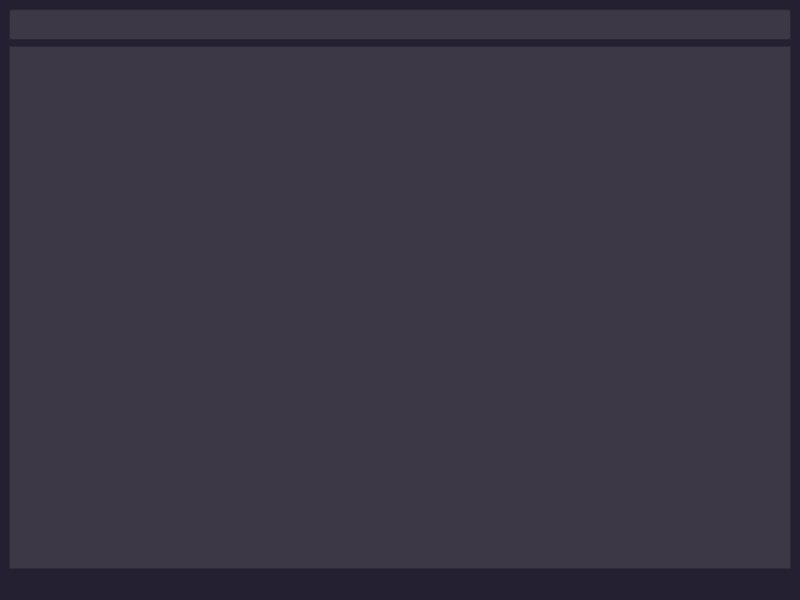
The window that mainwindow.ui (SamuelYoopiYo/KeyManager) describes before a commit, drawn with Qt 5.
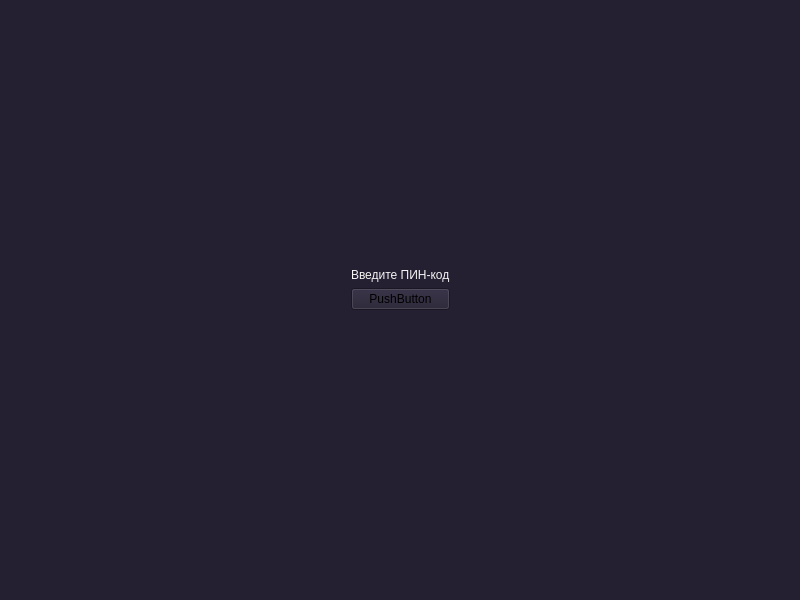
The same window after the commit.

Commit message: Починил расшифровку, вместо ПИНа - кнопка(временно)

What changed in the file:
```diff
--- a/mainwindow.ui
+++ b/mainwindow.ui
@@ -17,8 +17,15 @@
    <string notr="true">background-color: rgb(36, 31, 49);</string>
   </property>
   <widget class="QWidget" name="centralwidget">
-   <layout class="QVBoxLayout" name="verticalLayout">
-    <item>
+   <layout class="QGridLayout" name="gridLayout">
+    <item row="0" column="0">
+     <widget class="QStackedWidget" name="stackedWidget">
+      <property name="currentIndex">
+       <number>1</number>
+      </property>
+      <widget class="QWidget" name="page_3">
+       <layout class="QGridLayout" name="gridLayout_2">
+        <item row="0" column="0">
      <widget class="QLineEdit" name="lineEdit">
       <property name="font">
        <font>
@@ -31,12 +38,89 @@
       </property>
      </widget>
     </item>
-    <item>
+        <item row="1" column="0">
      <widget class="QListWidget" name="listWidget">
       <property name="styleSheet">
        <string notr="true">background-color: rgb(61, 56, 70);
 color: rgb(192, 191, 188);</string>
       </property>
+         </widget>
+        </item>
+       </layout>
+      </widget>
+      <widget class="QWidget" name="page_4">
+       <layout class="QGridLayout" name="gridLayout_3">
+        <item row="0" column="1">
+         <spacer name="verticalSpacer">
+          <property name="orientation">
+           <enum>Qt::Vertical</enum>
+          </property>
+          <property name="sizeHint" stdset="0">
+           <size>
+            <width>20</width>
+            <height>225</height>
+           </size>
+          </property>
+         </spacer>
+        </item>
+        <item row="1" column="1">
+         <widget class="QLabel" name="label">
+          <property name="styleSheet">
+           <string notr="true">color: rgb(246, 245, 244);</string>
+          </property>
+          <property name="text">
+           <string>Введите ПИН-код</string>
+          </property>
+         </widget>
+        </item>
+        <item row="2" column="0">
+         <spacer name="horizontalSpacer">
+          <property name="orientation">
+           <enum>Qt::Horizontal</enum>
+          </property>
+          <property name="sizeHint" stdset="0">
+           <size>
+            <width>248</width>
+            <height>20</height>
+           </size>
+          </property>
+         </spacer>
+        </item>
+        <item row="2" column="2">
+         <spacer name="horizontalSpacer_2">
+          <property name="orientation">
+           <enum>Qt::Horizontal</enum>
+          </property>
+          <property name="sizeHint" stdset="0">
+           <size>
+            <width>248</width>
+            <height>20</height>
+           </size>
+          </property>
+         </spacer>
+        </item>
+        <item row="3" column="1">
+         <spacer name="verticalSpacer_2">
+          <property name="orientation">
+           <enum>Qt::Vertical</enum>
+          </property>
+          <property name="sizeHint" stdset="0">
+           <size>
+            <width>20</width>
+            <height>224</height>
+           </size>
+          </property>
+         </spacer>
+        </item>
+        <item row="2" column="1">
+         <widget class="QPushButton" name="pushButton">
+          <property name="text">
+           <string>PushButton</string>
+          </property>
+         </widget>
+        </item>
+       </layout>
+      </widget>
      </widget>
     </item>
    </layout>
```
Lines whose indentation alone changed are shown as unchanged. The commit also changes 4 other files.
